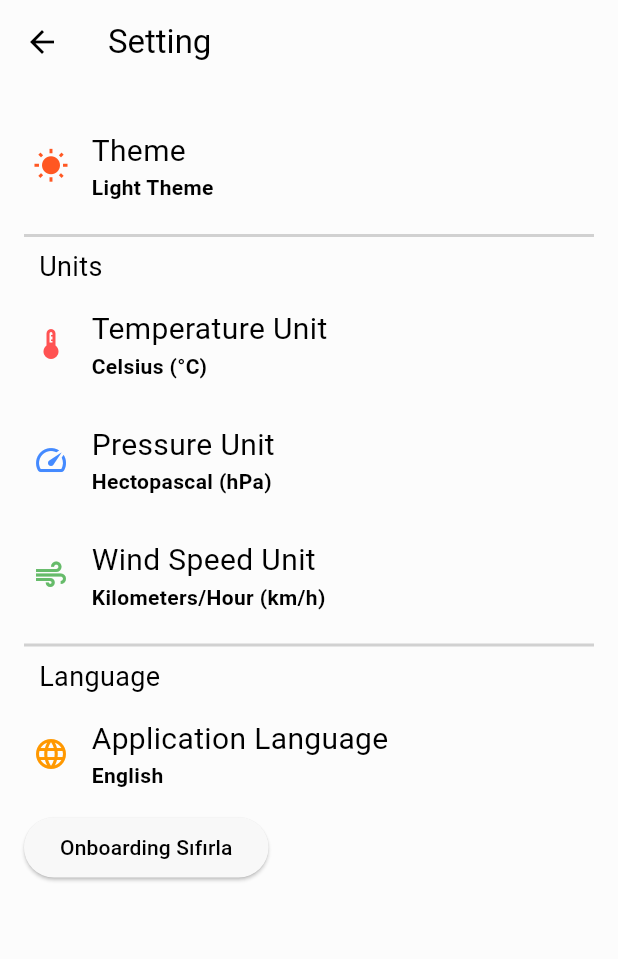
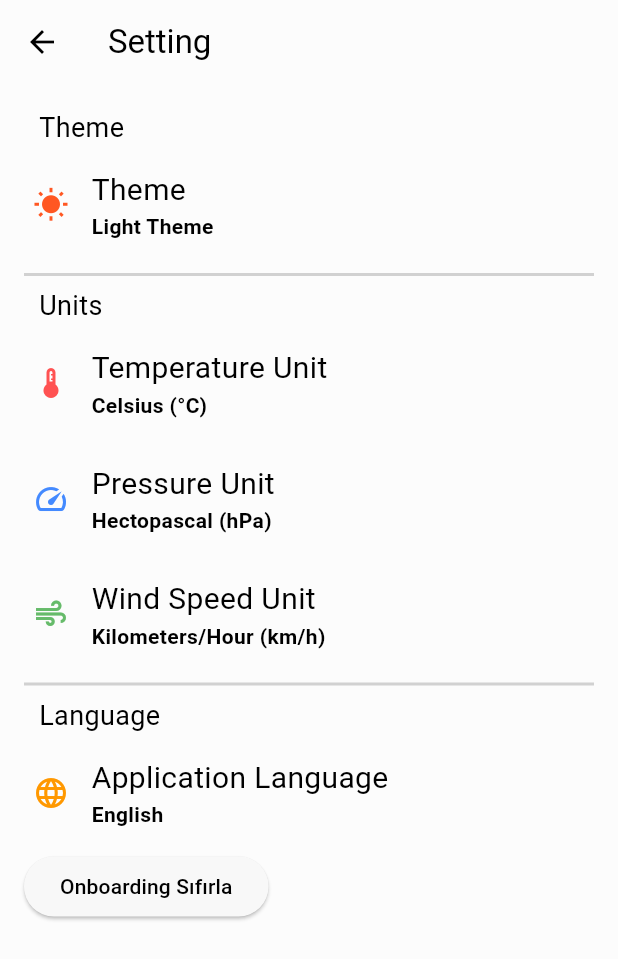
Before and after one commit to Yido1007/weather_forecast, a Flutter app: the SettingsScreen screen opened directly, on a phone screen of 412 x 824 dp. Shown: the top 959 px of the screen. Run offline on Flutter 3.47's test engine with Material 3 defaults, Android fonts, the phone set to English and light mode, and no system bars; our stand-ins replace easy_localization, flex_color_scheme, flutter_dotenv, flutter_local_notifications, flutter_map, flutter_svg and 6 more; accounts and stored records are empty.

Commit message:
extract setting text widget

```diff
--- a/lib/screen/static/settings.dart
+++ b/lib/screen/static/settings.dart
@@ -10,7 +10,8 @@ import 'package:weather_forecast/provider/theme.dart';
 import 'package:weather_forecast/service/units/pressure.dart';
 import 'package:weather_forecast/service/units/temperature.dart';
 import 'package:weather_forecast/service/units/wind.dart';
-import 'package:weather_forecast/widget/unit_selector.dart';
+import 'package:weather_forecast/widget/settings/text.dart';
+import 'package:weather_forecast/widget/settings/unit_selector.dart';
 
 class SettingsScreen extends StatelessWidget {
   //pressure unit alert dialog
@@ -283,6 +284,7 @@ class SettingsScreen extends StatelessWidget {
           crossAxisAlignment: CrossAxisAlignment.start,
           children: [
             //Theme
+            SettingText(title: "theme".tr()),
             SettingUnitRow(
               icon: isDark ? Icons.nightlight_round : Icons.wb_sunny,
               iconColor: isDark ? Colors.amber : Colors.deepOrange,
@@ -292,16 +294,7 @@ class SettingsScreen extends StatelessWidget {
             ),
             Divider(thickness: 2),
             //units
-            Padding(
-              padding: const EdgeInsets.symmetric(horizontal: 10),
-              child: Text(
-                "units".tr(),
-                style: TextStyle(
-                  color: Theme.of(context).colorScheme.primary,
-                  fontSize: 18,
-                ),
-              ),
-            ),
+            SettingText(title: "units".tr()),
             //Temperature unit
             SettingUnitRow(
               icon: Icons.thermostat,
@@ -328,16 +321,8 @@ class SettingsScreen extends StatelessWidget {
             ),
             Divider(thickness: 2),
             //Language
-            Padding(
-              padding: const EdgeInsets.symmetric(horizontal: 10),
-              child: Text(
-                "lang".tr(),
-                style: TextStyle(
-                  color: Theme.of(context).colorScheme.primary,
-                  fontSize: 18,
-                ),
-              ),
-            ), //Change language
+            SettingText(title: "lang".tr()),
+            //Change language
             SettingUnitRow(
               icon: Icons.language,
               iconColor: Colors.orange,
--- /dev/null
+++ b/lib/widget/settings/text.dart
@@ -0,0 +1,20 @@
+import 'package:flutter/material.dart';
+
+class SettingText extends StatelessWidget {
+  final String title;
+  const SettingText({super.key, required this.title});
+
+  @override
+  Widget build(BuildContext context) {
+    return Padding(
+      padding: const EdgeInsets.symmetric(horizontal: 10),
+      child: Text(
+        title,
+        style: TextStyle(
+          color: Theme.of(context).colorScheme.primary,
+          fontSize: 18,
+        ),
+      ),
+    );
+  }
+}
```
Also changed, not shown: lib/widget/settings/unit_selector.dart (renamed from lib/widget/unit_selector.dart).
